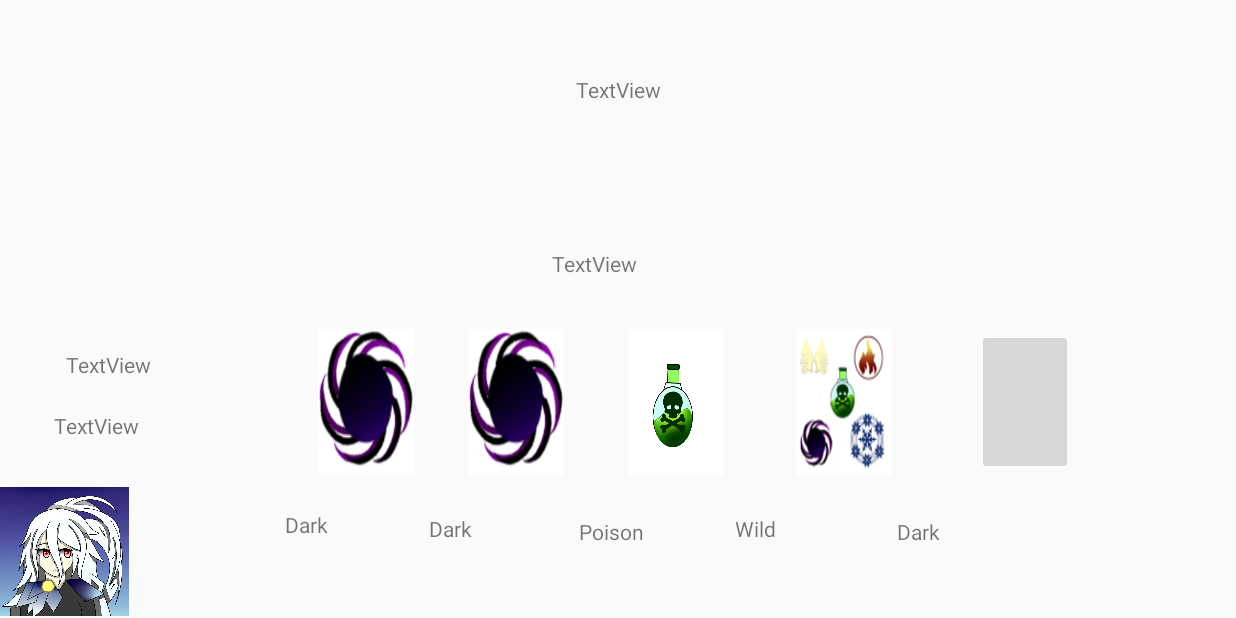
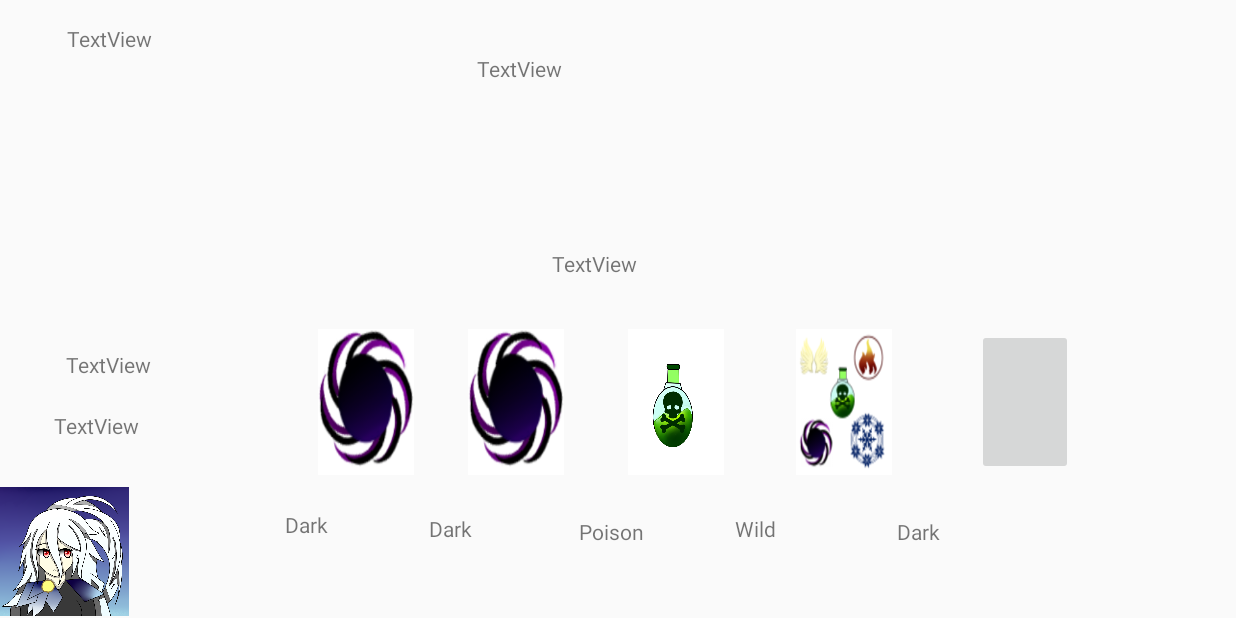
Before and after one commit to SimonGilmour/ElementalFinality, an Android app: the screen it shows after launch (MainActivity), on a phone screen of 824 x 412 dp (held sideways). Run offline under Robolectric (Android 15) with nearby library versions, the phone set to English and light mode, and no system bars; 3 statements that could not run were skipped.

Commit message:
"Finalizing more changes"

```diff
--- a/app/src/main/java/com/example/elementalfinality/MainActivity.java
+++ b/app/src/main/java/com/example/elementalfinality/MainActivity.java
@@ -13,9 +13,11 @@ import android.widget.Toast;
 
 public class MainActivity extends AppCompatActivity implements View.OnClickListener {
     TextView playerHealth;
+    TextView bossHealth;
     TextView cardDescription;
     ImageButton[] obButton = new ImageButton[5];
     TextView[] obCardDescription = new TextView[5];
+    TextView obTotalDamage;
     String obBossCard;
     Player player1 = new Player(0, false, false, false, false, false);
     Player obBoss = new Player(0, false, false, false, false, false);
@@ -94,13 +96,14 @@ public class MainActivity extends AppCompatActivity implements View.OnClickListe
         checkIfDead();
         cardSlot.setTag("Empty");
         playerHealth.setText(String.format("%s\n", playerHealthPoints));
+        bossHealth.setText(String.format("%s \n", bossHealthPoints));
         makeCard(cardSlot, obView);
     }
 
     @Override
     protected void onCreate(Bundle savedInstanceState) {
         player1.setHealth(50);
-        obBoss.setHealth(10);
+        obBoss.setHealth(50);
         playerHealthPoints = player1.getHealth();
         bossHealthPoints = obBoss.getHealth();
 
@@ -112,6 +115,9 @@ public class MainActivity extends AppCompatActivity implements View.OnClickListe
         createCardField();
         playerHealth = (TextView) findViewById(R.id.currentHealth);
         cardDescription = (TextView) findViewById(R.id.cardDescription);
+        obTotalDamage = (TextView)findViewById(R.id.totalDamagePlayed);
+        bossHealth = (TextView)findViewById(R.id.tvBossHealth);
+
 
         View obView = new View(getApplicationContext());
         obView.setRotationY(180f);
@@ -302,6 +308,7 @@ public class MainActivity extends AppCompatActivity implements View.OnClickListe
 
         checkPoisonStatus();
         checkCurseStatus();
+        obTotalDamage.setText("You dealt" + totalBossDamage + "damage and the opponent dealt" + totalPlayerDamage + "damage");
     }
 
     private void makeCard(ImageButton obButton2, TextView obView) {
@@ -408,6 +415,7 @@ public class MainActivity extends AppCompatActivity implements View.OnClickListe
 
         checkPoisonStatus();
         checkCurseStatus();
+        obTotalDamage.setText("You dealt" + totalBossDamage + "damage and the opponent dealt" + totalPlayerDamage + "damage");
     }
 
     private void bossPicksPoison(ImageButton obButton2, TextView obView) {
@@ -473,6 +481,7 @@ public class MainActivity extends AppCompatActivity implements View.OnClickListe
 
         checkPoisonStatus();
         checkCurseStatus();
+        obTotalDamage.setText("You dealt" + totalBossDamage + "damage and the opponent dealt" + totalPlayerDamage + "damage");
     }
 
 
@@ -558,6 +567,7 @@ public class MainActivity extends AppCompatActivity implements View.OnClickListe
 
         checkPoisonStatus();
         checkCurseStatus();
+        obTotalDamage.setText("You dealt" + totalBossDamage + "damage and the opponent dealt" + totalPlayerDamage + "damage");
     }
 
     private void bossPicksLight(ImageButton obButton2, TextView obView) {
@@ -659,6 +669,7 @@ public class MainActivity extends AppCompatActivity implements View.OnClickListe
 
         checkPoisonStatus();
         checkCurseStatus();
+        obTotalDamage.setText("You dealt" + totalBossDamage + "damage and the opponent dealt" + totalPlayerDamage + "damage");
     }
 
     private void bossPicksWild(ImageButton obButton2, TextView obView) {
--- a/app/src/main/res/layout/activity_main.xml
+++ b/app/src/main/res/layout/activity_main.xml
@@ -132,8 +132,10 @@
         android:textAlignment="center"
         app:layout_constraintBottom_toTopOf="@+id/cardDescription"
         app:layout_constraintEnd_toEndOf="parent"
+        app:layout_constraintHorizontal_bias="0.0"
         app:layout_constraintStart_toStartOf="parent"
-        app:layout_constraintTop_toTopOf="parent" />
+        app:layout_constraintTop_toTopOf="parent"
+        app:layout_constraintVertical_bias="0.095" />
 
     <TextView
         android:id="@+id/currentHealth"
@@ -212,4 +214,17 @@
         app:layout_constraintStart_toEndOf="@+id/imageView"
         app:layout_constraintTop_toBottomOf="@+id/cardSlot4"
         app:layout_constraintVertical_bias="0.327" />
+
+    <TextView
+        android:id="@+id/totalDamagePlayed"
+        android:layout_width="363dp"
+        android:layout_height="53dp"
+        android:layout_marginStart="8dp"
+        android:layout_marginTop="36dp"
+        android:layout_marginEnd="8dp"
+        android:text="TextView"
+        app:layout_constraintEnd_toEndOf="parent"
+        app:layout_constraintHorizontal_bias="0.562"
+        app:layout_constraintStart_toEndOf="@+id/tvBossHealth"
+        app:layout_constraintTop_toTopOf="parent" />
 </android.support.constraint.ConstraintLayout>
```
